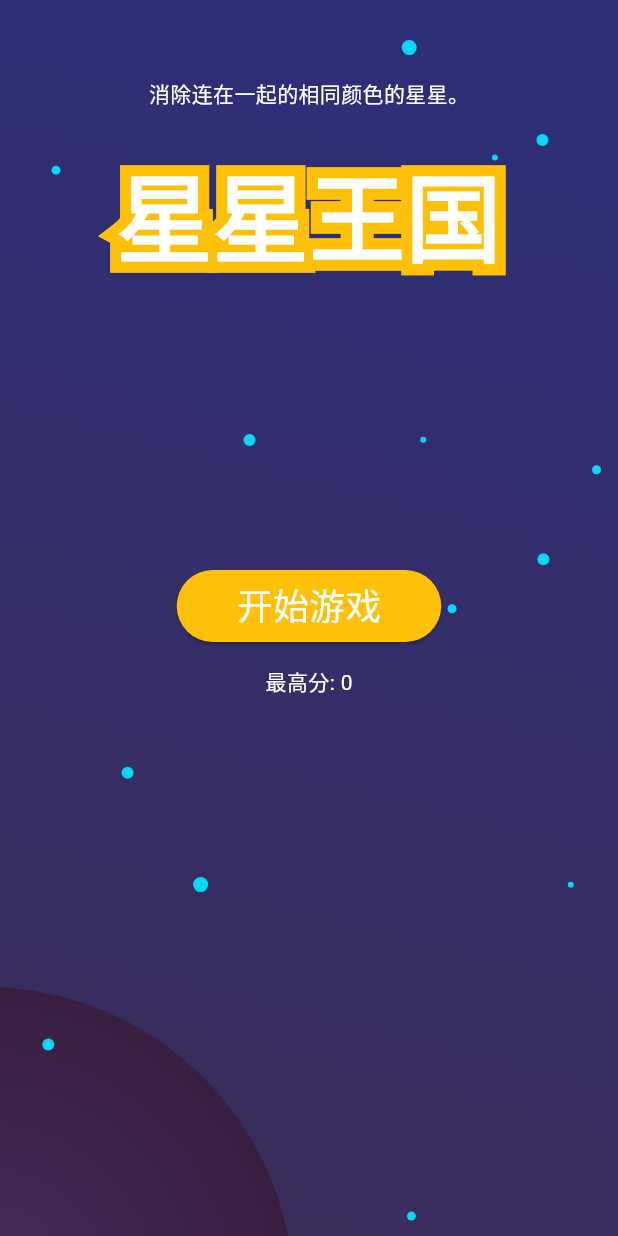
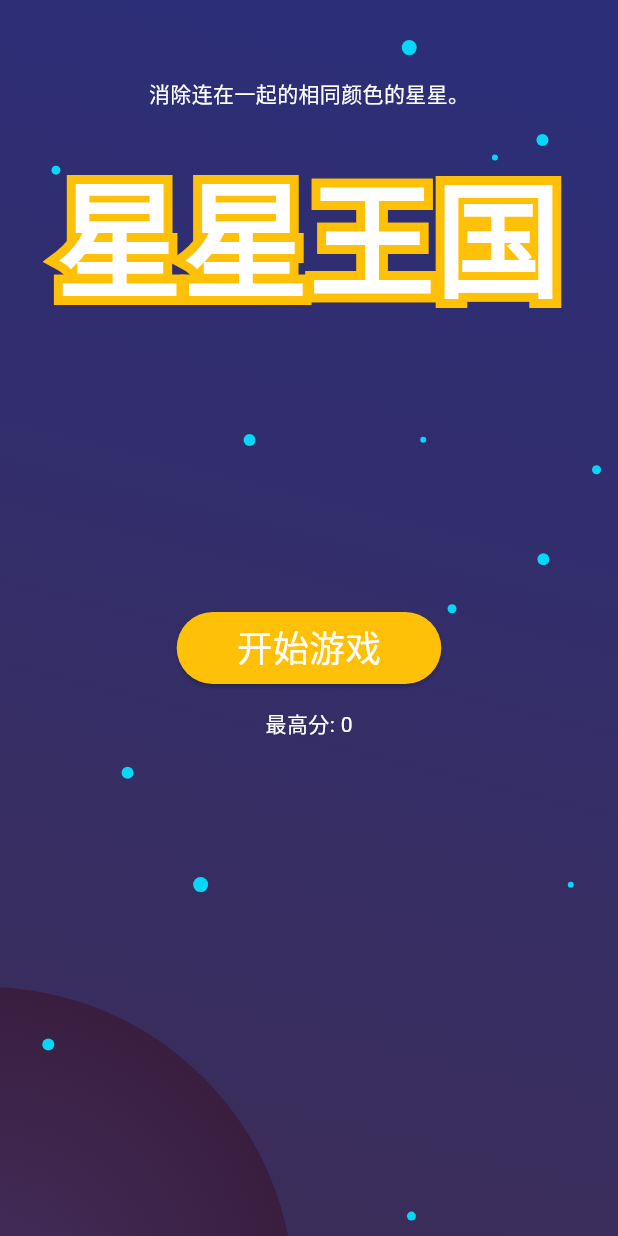
Before and after one commit to ChenCoin/dogcart, a Flutter app: the screen it shows after launch, on a phone screen of 412 x 824 dp. Run offline on Flutter 3.47's test engine with Material 3 defaults, Android fonts, the phone set to English and light mode, and no system bars; our stand-ins replace shared_preferences; missing offline and left inert: dart:html; Roboto replaces fonts that are missing (bubble, pig).

Commit message:
add font

```diff
--- a/lib/main.dart
+++ b/lib/main.dart
@@ -22,6 +22,7 @@ class MyApp extends StatelessWidget {
         colorScheme: ColorScheme.fromSeed(seedColor: const Color(0xFFFAFAF8)),
         primaryColor: const Color(0xFFFAFAF8),
         useMaterial3: true,
+        fontFamily: 'bubble'
       ),
       home: Scaffold(
         backgroundColor: const Color(0xFFFAFAF8),
--- a/lib/view/main_panel.dart
+++ b/lib/view/main_panel.dart
@@ -119,19 +119,22 @@ class _MyHomePageState extends State<MyHomePage> {
             Text(
               title,
               style: TextStyle(
-                  fontSize: 64,
+                  fontSize: 84,
                   fontWeight: FontWeight.bold,
+                  fontFamily: 'pig',
                   foreground: Paint()
                     ..style = PaintingStyle.stroke
-                    ..strokeWidth = 15
+                    ..strokeWidth = 12
                     ..color = Colors.amber),
             ),
             Text(
               title,
               style: const TextStyle(
-                  color: Colors.white,
-                  fontSize: 64,
-                  fontWeight: FontWeight.bold),
+                color: Colors.white,
+                fontSize: 84,
+                fontWeight: FontWeight.bold,
+                fontFamily: 'pig',
+              ),
             ),
           ],
         ),
@@ -139,9 +142,9 @@ class _MyHomePageState extends State<MyHomePage> {
         ElevatedButton(
           onPressed: () => _onBtnTap(),
           style: ButtonStyle(
-              shape: MaterialStateProperty.all(RoundedRectangleBorder(
+              shape: WidgetStateProperty.all(RoundedRectangleBorder(
                   borderRadius: BorderRadius.circular(24))),
-              backgroundColor: MaterialStateProperty.all(Colors.amber)),
+              backgroundColor: WidgetStateProperty.all(Colors.amber)),
           child: const Padding(
             padding: EdgeInsets.only(left: 16, top: 6, right: 16, bottom: 8),
             child: Text(
@@ -174,7 +177,7 @@ class _MyHomePageState extends State<MyHomePage> {
               children: [
                 const TextSpan(
                   text: "分数: ",
-                  style: TextStyle(color: Colors.black87, fontSize: 18),
+                  style: TextStyle(color: Colors.white, fontSize: 18),
                 ),
                 TextSpan(
                   text: "${data.score}",
@@ -189,7 +192,7 @@ class _MyHomePageState extends State<MyHomePage> {
               '关卡: ${data.level + 1}  目标: ${data.goal}',
               style: const TextStyle(
                 fontSize: 18,
-                color: Colors.black87,
+                color: Colors.white,
               ),
             ),
           ),
```
Also changed, not shown: pubspec.yaml (+9 -0 lines), pubspec.lock, 2 other files.
